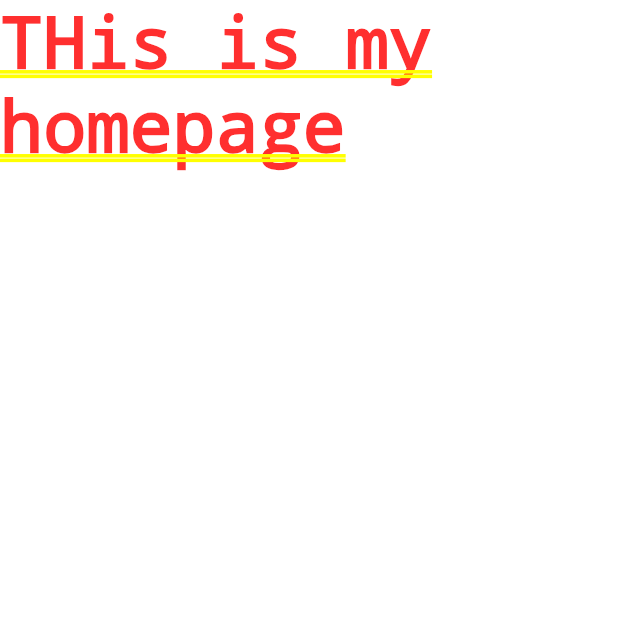
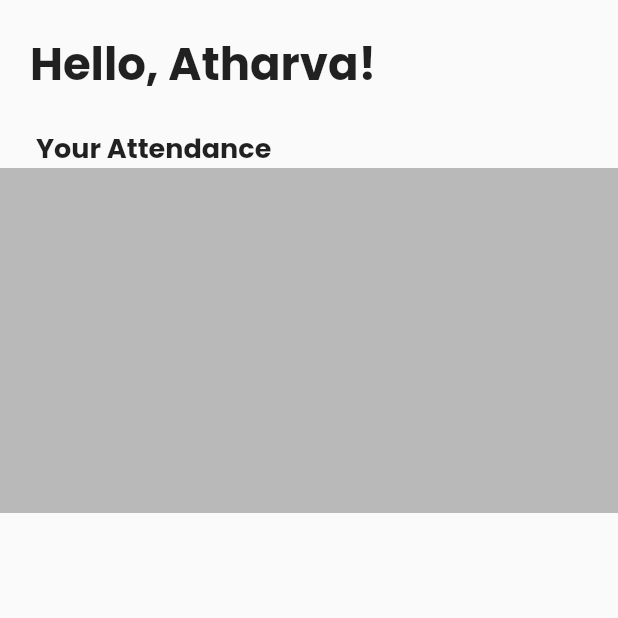
Before and after one commit to Atharvajk/QRollCall, a Flutter app: the screen it shows after launch, on a phone screen of 412 x 824 dp, the top half of it. Run offline on Flutter 3.47's test engine with Material 2 defaults, Android fonts, the light colour scheme and no system bars; our stand-ins replace google_fonts, velocity_x.

Commit message:
starting with homepage

```diff
--- a/lib/main.dart
+++ b/lib/main.dart
@@ -2,6 +2,7 @@ import 'package:flutter/material.dart';
 import 'package:google_fonts/google_fonts.dart';
 import 'package:qrollcall/pages/MyRoutes.dart';
 import 'package:qrollcall/pages/homepage.dart';
+import 'package:qrollcall/utils/mytheme.dart';
 
 void main() {
   runApp(const MyApp());
@@ -16,8 +17,8 @@ class MyApp extends StatelessWidget {
       home: HomePage(),
       initialRoute: "/home",
       themeMode: ThemeMode.light,
-      theme:ThemeData(primarySwatch: Colors.deepPurple, fontFamily: GoogleFonts.lato().fontFamily,),
-      darkTheme: ThemeData(brightness: Brightness.dark),
+      theme:MyTheme.lightTheme(context),
+      darkTheme: MyTheme.darkTheme(context),
 
       routes: {
         MyRoutes.homepage:(context) => HomePage(),
--- a/lib/pages/homepage.dart
+++ b/lib/pages/homepage.dart
@@ -1,12 +1,28 @@
 import 'package:flutter/material.dart';
+import 'package:google_fonts/google_fonts.dart';
+import 'package:velocity_x/velocity_x.dart';
+
 class HomePage extends StatelessWidget {
   const HomePage({super.key});
 
   @override
   Widget build(BuildContext context) {
-    return Container(
-      color: Colors.white,
-      child: Text("THis is my homepage"),
+    return Scaffold(
+      body: SafeArea(
+          child: Column(
+            crossAxisAlignment: CrossAxisAlignment.start,
+        children: [
+
+          FittedBox(child: Text("Hello, Atharva!",style: TextStyle(fontSize: 30,fontWeight: FontWeight.bold)).p20()),
+          const Text("Your Attendance",style: TextStyle(fontSize: 18,fontWeight: FontWeight.bold)).px24(),
+          Container(
+            height: 230,width: 500,
+            decoration:
+             const BoxDecoration(color: Colors.black26,//gradient: LinearGradient(colors: [Color.fromRGBO(251,251,253,1.000)],transform: GradientRotation(45.0))
+             ),
+          )
+        ]
+      )),
     );
   }
 }
--- /dev/null
+++ b/lib/utils/mytheme.dart
@@ -0,0 +1,26 @@
+import 'package:flutter/material.dart';
+import 'package:google_fonts/google_fonts.dart';
+
+class MyTheme {
+  static ThemeData lightTheme(BuildContext context) => ThemeData(
+      primarySwatch: Colors.deepPurple,
+      fontFamily: GoogleFonts.poppins().fontFamily,
+      appBarTheme: const AppBarTheme(
+        color: Colors.white,
+        elevation: 0.1,
+        iconTheme: IconThemeData(color: Colors.black),
+
+      ));
+
+  static ThemeData darkTheme(BuildContext context) => ThemeData(
+    brightness: Brightness.dark,
+      // primarySwatch: Colors.deepPurple,
+      // fontFamily: GoogleFonts.poppins().fontFamily,
+      // appBarTheme: const AppBarTheme(
+      //   color: Colors.white,
+      //   elevation: 0.1,
+      //   iconTheme: IconThemeData(color: Colors.black),
+      // )
+
+      );
+}
--- a/pubspec.yaml
+++ b/pubspec.yaml
@@ -37,6 +37,7 @@ dependencies:
   cupertino_icons: ^1.0.2
   google_fonts: ^4.0.3
   percent_indicator: ^4.2.3
+  velocity_x: ^3.6.0
 
 dev_dependencies:
   flutter_test:
```
Also changed, not shown: pubspec.lock.
